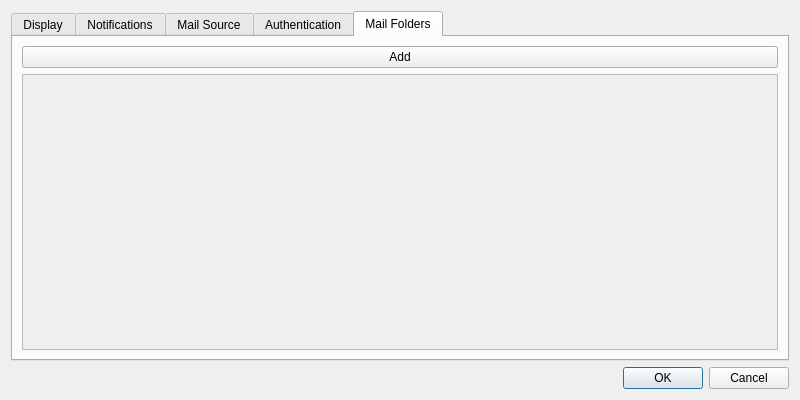
This is prefs.ui in hardaker/qmailcheck as Qt 5 draws it before an edit. The edited form follows.
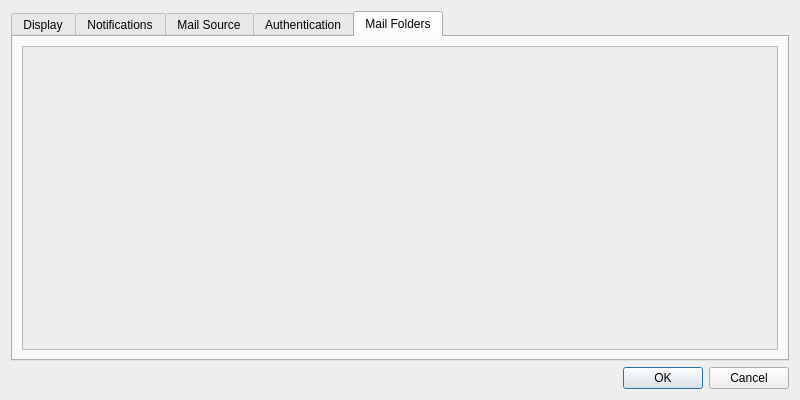
This is the edited form. The open tabs and pages were chosen to show the change.

Commit message: Move the add button to the bottom of the list for more scrollable space

What changed in the file:
```diff
--- a/prefs.ui
+++ b/prefs.ui
@@ -284,16 +284,6 @@
       <layout class="QHBoxLayout" name="horizontalLayout">
        <item>
         <layout class="QVBoxLayout" name="verticalLayout_2">
-         <item>
-          <layout class="QHBoxLayout" name="horizontalLayout_4"/>
-         </item>
-         <item>
-          <widget class="QPushButton" name="addFolder">
-           <property name="text">
-            <string>Add</string>
-           </property>
-          </widget>
-         </item>
          <item>
           <widget class="QScrollArea" name="scrollArea">
            <property name="widgetResizable">
@@ -305,7 +295,7 @@
               <x>0</x>
               <y>0</y>
               <width>768</width>
-              <height>283</height>
+              <height>317</height>
              </rect>
             </property>
            </widget>
```
Left out of the diff: 2 changed lines with no effect on the pictures. The commit also changes 3 other files.
